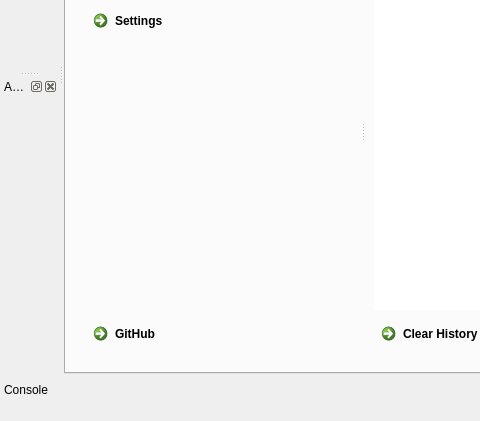
First picture: the form in src/fme/ui/MainWindowView.ui, repository TIDOP-USAL/photomatch, before the edit; both pictures show x 0 to 480 and y 263 to 684 of the 1058 by 684 pixel window.
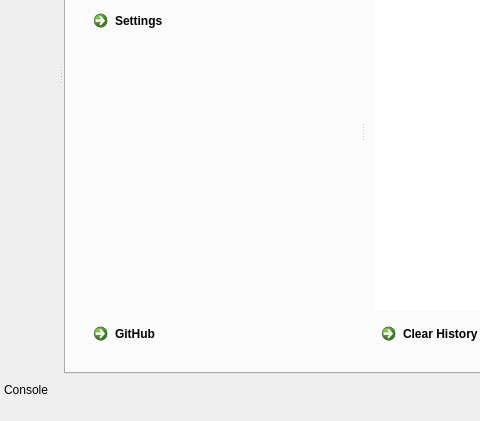
Second picture: the form after the edit. Icons and pictures are not drawn.

```diff
--- a/src/fme/ui/MainWindowView.ui
+++ b/src/fme/ui/MainWindowView.ui
@@ -347,15 +347,6 @@
     </layout>
    </widget>
   </widget>
-  <widget class="QDockWidget" name="dockWidgetAssistant">
-   <property name="windowTitle">
-    <string>Assistant</string>
-   </property>
-   <attribute name="dockWidgetArea">
-    <number>1</number>
-   </attribute>
-   <widget class="QWidget" name="dockWidgetContentsAssistant"/>
-  </widget>
   <widget class="QDockWidget" name="dockWidgetConsole">
    <property name="windowTitle">
     <string>Console</string>
```
